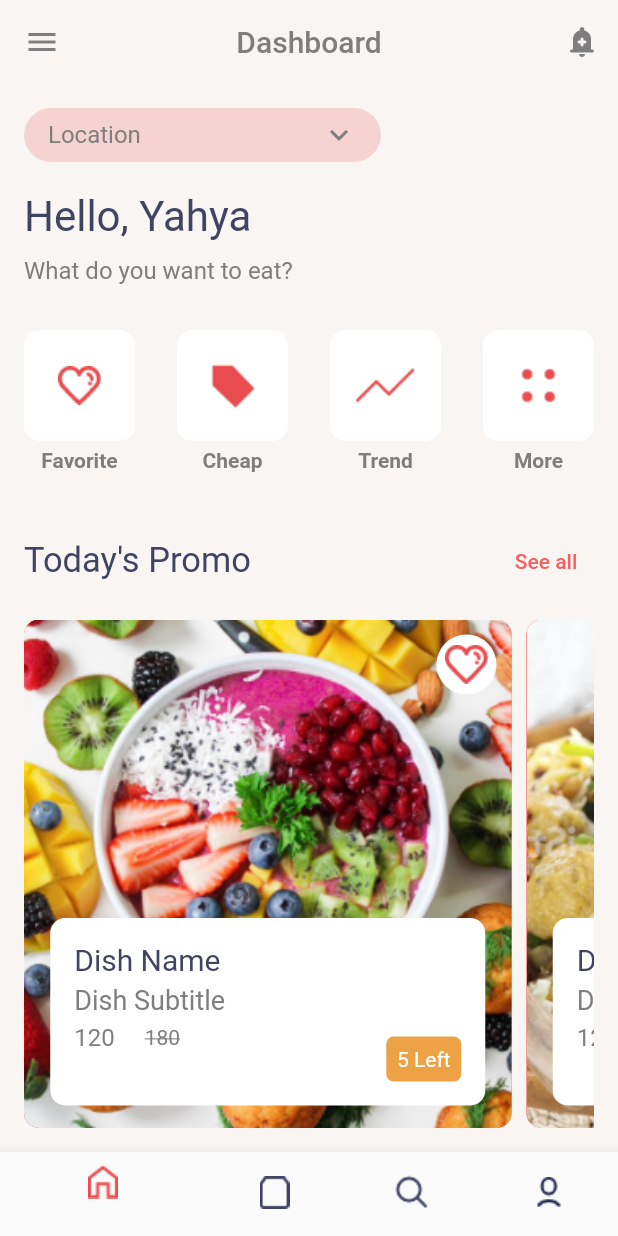
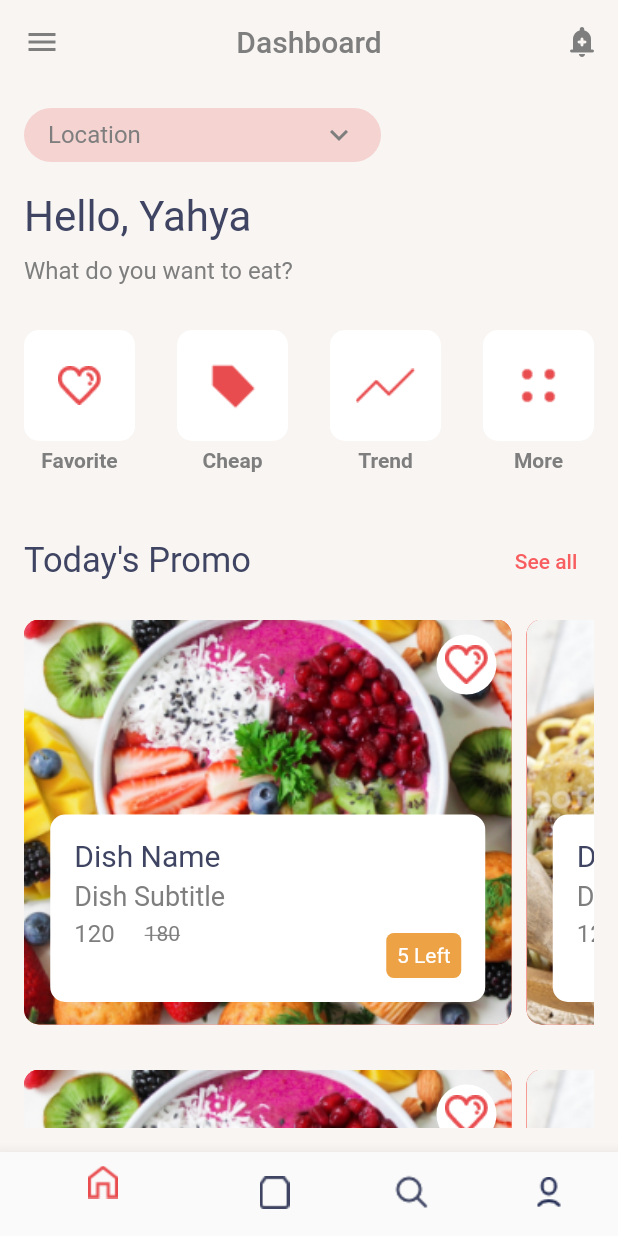
Before and after one commit to shafi21064/food_app, a Flutter app: the screen it shows after launch, on a phone screen of 412 x 824 dp. Run offline on Flutter 3.47's test engine with Material 2 defaults, Android fonts, the phone set to English and light mode, and no system bars.

```diff
--- a/lib/Components/bottom_navigation.dart
+++ b/lib/Components/bottom_navigation.dart
@@ -23,7 +23,7 @@ class _BottomNavigationState extends State<BottomNavigation> {
       bottomNavigationBar: BottomNavigationBar(
         currentIndex: currentIndex,
         items: [
-          BottomNavigationBarItem(icon: Image.asset('lib/assets/images/b_home.png'), label: ''),
+          BottomNavigationBarItem(icon: Image.asset('lib/assets/images/b_home.png'), label: '' ),
           BottomNavigationBarItem(icon: Image.asset('lib/assets/images/b_item.png'), label: ''),
           BottomNavigationBarItem(icon: Image.asset('lib/assets/images/b_search.png'), label: ''),
           BottomNavigationBarItem(icon: Image.asset('lib/assets/images/b_user.png'), label: '')
--- a/lib/screens/home.dart
+++ b/lib/screens/home.dart
@@ -119,6 +119,15 @@ class HomeScreen extends StatelessWidget {
             const SizedBox(
               height: 25,
             ),
+            Expanded(
+                child: ListView(
+                  children: [
+                    Container(
+                      height: MediaQuery.sizeOf(context).height,
+                      width: MediaQuery.sizeOf(context).width,
+                     // color: Colors.red,
+                      child: Column(
+                        children: [
                           Row(
                             mainAxisAlignment: MainAxisAlignment.spaceBetween,
                             children: [
@@ -138,7 +147,9 @@ class HomeScreen extends StatelessWidget {
                           const SizedBox(
                             height: 15,
                           ),
-            Expanded(
+                          Container(
+                            height: 270,
+                            width: MediaQuery.sizeOf(context).width,
                             child: ListView.builder(
                                 scrollDirection: Axis.horizontal,
                                 itemCount: itemProvider.itemList.length,
@@ -157,6 +168,37 @@ class HomeScreen extends StatelessWidget {
                                     ],
                                   );
                                 }
+                            ),
+                          ),
+                          SizedBox(height: 30,),
+
+                          Container(
+                            height: 270,
+                            width: MediaQuery.sizeOf(context).width,
+                            child: ListView.builder(
+                                scrollDirection: Axis.horizontal,
+                                itemCount: itemProvider.itemList.length,
+                                itemBuilder: (context, index){
+                                  return Row(
+                                    children: [
+                                      DishItem(
+                                        dishImage: itemProvider.itemList[index]['item_pic'],
+                                        dishTitle: itemProvider.itemList[index]['item_name'],
+                                        dishSubTitle: itemProvider.itemList[index]['item_subname'],
+                                        dishPrice: itemProvider.itemList[index]['special_price'],
+                                        dishRegularPrice: itemProvider.itemList[index]['regular_price'],
+                                        dishLeft: itemProvider.itemList[index]['item_left'],
+                                      ),
+                                      SizedBox(width: 10,)
+                                    ],
+                                  );
+                                }
+                            ),
+                          ),
+                        ],
+                      ),
+                    )
+                  ],
                 )
             )
           ],
```
Lines whose indentation alone changed are shown as unchanged.
